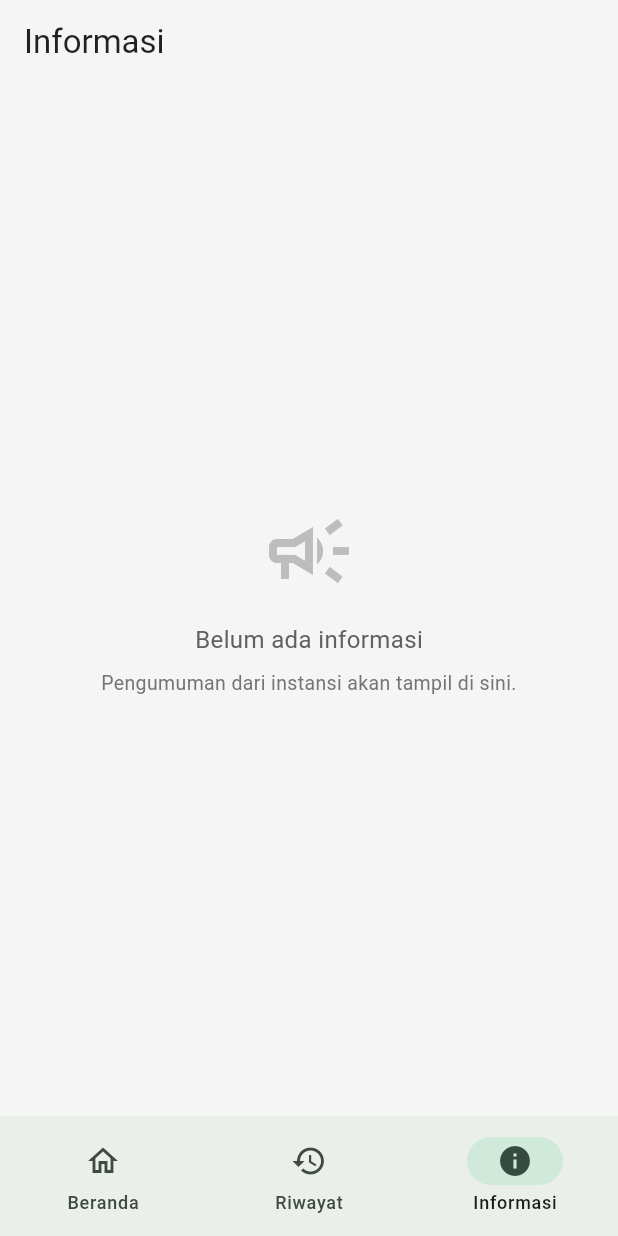
After one commit to khoirul-muallif/absen-frapp, a Flutter app: the MainScreen screen opened directly, item 3 of the bottom bar chosen, on a phone screen of 412 x 824 dp. The commit adds this screen. Run offline on Flutter 3.47's test engine with Material 3 defaults, Android fonts, the phone set to English and light mode, and no system bars; our stand-ins replace camera, file_picker, flutter_dotenv, geolocator, permission_handler, shared_preferences and 1 more; missing offline and left inert: google_mlkit_face_detection, mobile_scanner; accounts and stored records are empty; network calls fail.

Commit message:
feat(nav): pindah Riwayat ke bottom nav, tambah tab Informasi
Menambahkan MainScreen sebagai shell berisi NavigationBar 3 tab
(Beranda/Riwayat/Informasi) dengan IndexedStack, supaya state tiap tab
tidak reset saat berpindah. Riwayat dihapus dari grid menu Beranda,
grid sekarang 7 item.

Tab Informasi diisi InformasiScreen berupa empty state, bukan
placeholder "segera hadir" -- layar ini memang bisa kosong nanti saat
fiturnya sudah jalan tapi belum ada pengumuman, jadi widget-nya tidak
perlu diganti lagi. Model & endpoint-nya dicatat di todo backend
(absensi-app commit d97ace9).

Titik masuk di splash_screen dan login_screen dialihkan dari
HomeScreen ke MainScreen; tanpa ini bottom nav tidak pernah terpasang.
Logout tetap pushAndRemoveUntil ke LoginScreen, jadi MainScreen beserta
state ketiga tab ikut dibuang saat keluar.

Struktur navigasi mengikuti aplikasi lama; gaya visualnya belum
diikuti, dicatat terpisah sebagai todo redesign.

```diff
--- a/lib/screens/home_screen.dart
+++ b/lib/screens/home_screen.dart
@@ -3,7 +3,6 @@ import 'package:provider/provider.dart';
 import '../providers/auth_provider.dart';
 import 'login_screen.dart';
 import 'absen/absen_menu_screen.dart';
-import 'riwayat_screen.dart';
 import 'notifikasi_screen.dart';
 import 'izin/izin_screen.dart';
 import 'lembur/lembur_screen.dart';
@@ -290,15 +289,6 @@ class _HomeScreenState extends State<HomeScreen> {
                       },
                     ),
                     _MenuItem(
-                      icon: Icons.calendar_today,
-                      label: 'Riwayat',
-                      onTap: () {
-                        Navigator.of(context).push(
-                          MaterialPageRoute(builder: (_) => const RiwayatScreen()),
-                        );
-                      },
-                    ),
-                    _MenuItem(
                       icon: Icons.event_busy,
                       label: 'Izin',
                       onTap: () {
--- /dev/null
+++ b/lib/screens/informasi_screen.dart
@@ -0,0 +1,34 @@
+import 'package:flutter/material.dart';
+
+class InformasiScreen extends StatelessWidget {
+  const InformasiScreen({super.key});
+
+  @override
+  Widget build(BuildContext context) {
+    return Scaffold(
+      appBar: AppBar(title: const Text('Informasi')),
+      body: Center(
+        child: Padding(
+          padding: const EdgeInsets.all(32),
+          child: Column(
+            mainAxisAlignment: MainAxisAlignment.center,
+            children: [
+              Icon(Icons.campaign_outlined, size: 64, color: Colors.grey[400]),
+              const SizedBox(height: 16),
+              Text(
+                'Belum ada informasi',
+                style: TextStyle(fontSize: 16, color: Colors.grey[700]),
+              ),
+              const SizedBox(height: 8),
+              Text(
+                'Pengumuman dari instansi akan tampil di sini.',
+                textAlign: TextAlign.center,
+                style: TextStyle(fontSize: 13, color: Colors.grey[600]),
+              ),
+            ],
+          ),
+        ),
+      ),
+    );
+  }
+}
--- a/lib/screens/login_screen.dart
+++ b/lib/screens/login_screen.dart
@@ -1,7 +1,7 @@
 import 'package:flutter/material.dart';
 import 'package:provider/provider.dart';
 import '../providers/auth_provider.dart';
-import 'home_screen.dart';
+import 'main_screen.dart';
 
 class LoginScreen extends StatefulWidget {
   const LoginScreen({super.key});
@@ -25,7 +25,7 @@ class _LoginScreenState extends State<LoginScreen> {
 
     if (success && mounted) {
   Navigator.of(context).pushAndRemoveUntil(
-    MaterialPageRoute(builder: (_) => const HomeScreen()),
+    MaterialPageRoute(builder: (_) => const MainScreen()),
     (route) => false,
   );
 }
--- /dev/null
+++ b/lib/screens/main_screen.dart
@@ -0,0 +1,48 @@
+import 'package:flutter/material.dart';
+import 'home_screen.dart';
+import 'riwayat_screen.dart';
+import 'informasi_screen.dart';
+
+class MainScreen extends StatefulWidget {
+  const MainScreen({super.key});
+
+  @override
+  State<MainScreen> createState() => _MainScreenState();
+}
+
+class _MainScreenState extends State<MainScreen> {
+  int _index = 0;
+
+  static const _tabs = [
+    HomeScreen(),
+    RiwayatScreen(),
+    InformasiScreen(),
+  ];
+
+  @override
+  Widget build(BuildContext context) {
+    return Scaffold(
+      body: IndexedStack(index: _index, children: _tabs),
+      bottomNavigationBar: NavigationBar(
+        selectedIndex: _index,
+        onDestinationSelected: (i) => setState(() => _index = i),
+        destinations: const [
+          NavigationDestination(
+            icon: Icon(Icons.home_outlined),
+            selectedIcon: Icon(Icons.home),
+            label: 'Beranda',
+          ),
+          NavigationDestination(
+            icon: Icon(Icons.history),
+            label: 'Riwayat',
+          ),
+          NavigationDestination(
+            icon: Icon(Icons.info_outline),
+            selectedIcon: Icon(Icons.info),
+            label: 'Informasi',
+          ),
+        ],
+      ),
+    );
+  }
+}
--- a/lib/screens/splash_screen.dart
+++ b/lib/screens/splash_screen.dart
@@ -2,7 +2,7 @@ import 'package:flutter/material.dart';
 import 'package:provider/provider.dart';
 import '../providers/auth_provider.dart';
 import 'login_screen.dart';
-import 'home_screen.dart';
+import 'main_screen.dart';
 
 class SplashScreen extends StatefulWidget {
   const SplashScreen({super.key});
@@ -26,7 +26,7 @@ class _SplashScreenState extends State<SplashScreen> {
 
     Navigator.of(context).pushReplacement(
       MaterialPageRoute(
-        builder: (_) => success ? const HomeScreen() : const LoginScreen(),
+        builder: (_) => success ? const MainScreen() : const LoginScreen(),
       ),
     );
   }
```
